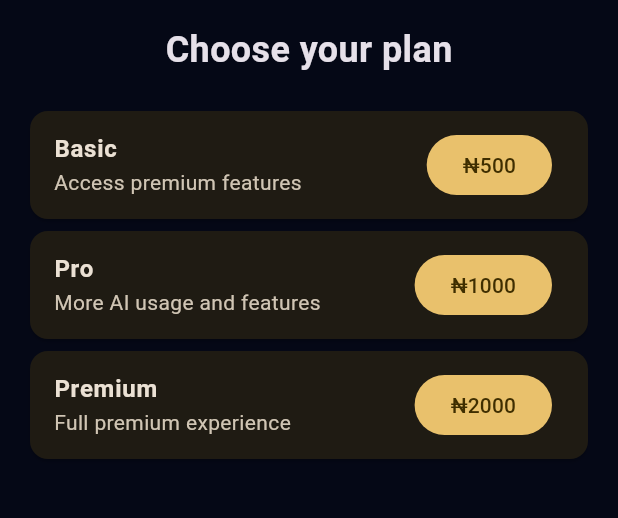
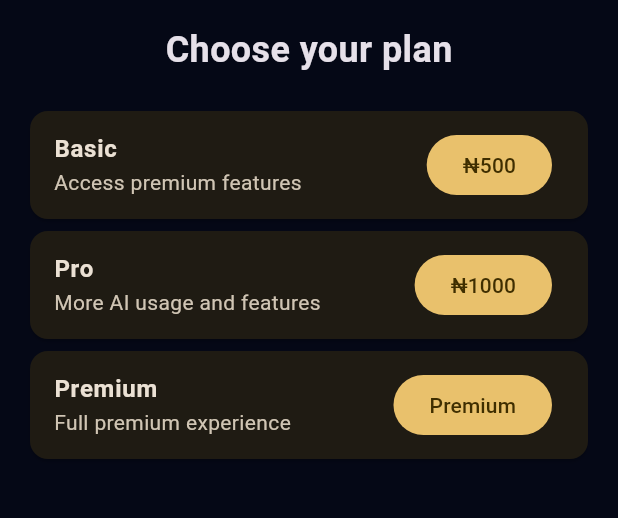
Before and after one commit to emzaro731-byte/Emmanuel-, a Flutter app: the PaymentScreen screen opened directly, on a phone screen of 412 x 824 dp, the part 84-602 px from its top. Run offline on Flutter 3.47's test engine with Material 3 defaults, Android fonts, the light colour scheme and no system bars; our stand-ins replace image_picker, shared_preferences, supabase_flutter; accounts and stored records are empty.

Commit message:
Make Premium button open Selar checkout

```diff
--- a/flutter/lib/screens/payment_screen.dart
+++ b/flutter/lib/screens/payment_screen.dart
@@ -17,9 +17,13 @@ class _PaymentScreenState extends State<PaymentScreen> {
       await PaymentService.instance.startPayment(amount: amount, plan: plan);
       if (mounted) {
         ScaffoldMessenger.of(context).showSnackBar(
-          const SnackBar(
-              content:
-                  Text('Complete payment securely in the checkout window.')),
+          SnackBar(
+            content: Text(
+              plan == 'premium'
+                  ? 'Opening Premium checkout...'
+                  : 'Complete payment securely in the checkout window.',
+            ),
+          ),
         );
       }
     } catch (e) {
@@ -34,13 +38,18 @@ class _PaymentScreenState extends State<PaymentScreen> {
   }
 
   Widget _plan(String name, int price, String description) {
+    final isPremium = name.toLowerCase() == 'premium';
+
     return Card(
       child: ListTile(
-        title: Text(name, style: const TextStyle(fontWeight: FontWeight.bold)),
+        title: Text(
+          name,
+          style: const TextStyle(fontWeight: FontWeight.bold),
+        ),
         subtitle: Text(description),
         trailing: FilledButton(
           onPressed: _loading ? null : () => _pay(price, name.toLowerCase()),
-          child: Text('₦$price'),
+          child: Text(isPremium ? 'Premium' : '₦$price'),
         ),
       ),
     );
@@ -54,8 +63,10 @@ class _PaymentScreenState extends State<PaymentScreen> {
         padding: const EdgeInsets.all(16),
         child: Column(
           children: [
-            const Text('Choose your plan',
-                style: TextStyle(fontSize: 24, fontWeight: FontWeight.bold)),
+            const Text(
+              'Choose your plan',
+              style: TextStyle(fontSize: 24, fontWeight: FontWeight.bold),
+            ),
             const SizedBox(height: 20),
             _plan('Basic', 500, 'Access premium features'),
             _plan('Pro', 1000, 'More AI usage and features'),
```
